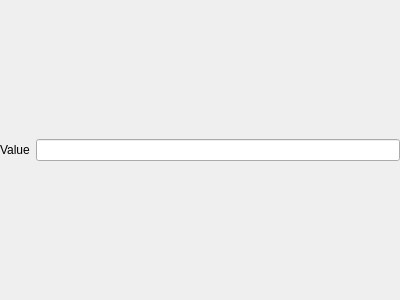
Old version of the form frame/properties/stringproperty.ui in the repository vicr123/theFrame.
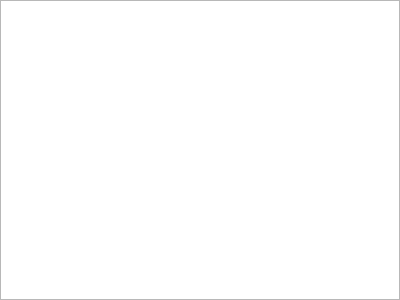
New version of the form.

Patch:
```diff
--- a/frame/properties/stringproperty.ui
+++ b/frame/properties/stringproperty.ui
@@ -13,7 +13,7 @@
   <property name="windowTitle">
    <string notr="true">Form</string>
   </property>
-  <layout class="QHBoxLayout" name="horizontalLayout">
+  <layout class="QVBoxLayout" name="verticalLayout">
    <property name="leftMargin">
     <number>0</number>
    </property>
@@ -27,14 +27,7 @@
     <number>0</number>
    </property>
    <item>
-    <widget class="QLabel" name="label">
-     <property name="text">
-      <string>Value</string>
-     </property>
-    </widget>
-   </item>
-   <item>
-    <widget class="QLineEdit" name="valueBox"/>
+    <widget class="QPlainTextEdit" name="valueBox"/>
    </item>
   </layout>
  </widget>
```
